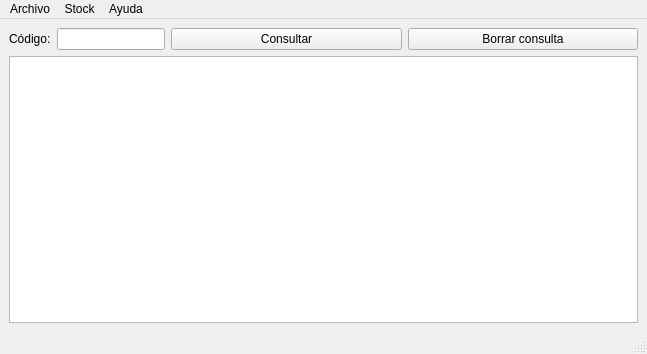
This is GUI/stock.ui in matyvico/StockSimple as Qt 5 draws it before an edit. The edited form follows.
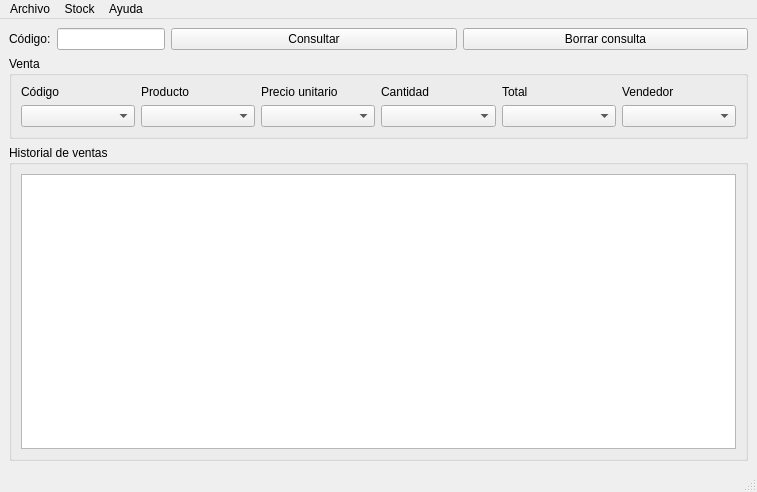
This is the edited form.

Patch:
```diff
--- a/GUI/stock.ui
+++ b/GUI/stock.ui
@@ -6,8 +6,8 @@
    <rect>
     <x>0</x>
     <y>0</y>
-    <width>647</width>
-    <height>354</height>
+    <width>757</width>
+    <height>492</height>
    </rect>
   </property>
   <property name="windowTitle">
@@ -15,6 +15,13 @@
   </property>
   <widget class="QWidget" name="centralwidget">
    <layout class="QGridLayout" name="gridLayout">
+    <item row="1" column="2">
+     <widget class="QPushButton" name="pushConsultar">
+      <property name="text">
+       <string>Consultar</string>
+      </property>
+     </widget>
+    </item>
     <item row="1" column="0">
      <widget class="QLabel" name="label">
       <property name="sizePolicy">
@@ -28,21 +35,73 @@
       </property>
      </widget>
     </item>
-    <item row="1" column="2">
-     <widget class="QPushButton" name="botonConsultar">
-      <property name="text">
-       <string>Consultar</string>
+    <item row="3" column="0" colspan="4">
+     <widget class="QGroupBox" name="groupBox_2">
+      <property name="title">
+       <string>Venta</string>
       </property>
-     </widget>
-    </item>
-    <item row="1" column="1">
-     <widget class="QLineEdit" name="textoCodigo">
-      <property name="sizePolicy">
-       <sizepolicy hsizetype="Fixed" vsizetype="Fixed">
-        <horstretch>0</horstretch>
-        <verstretch>0</verstretch>
-       </sizepolicy>
-      </property>
+      <layout class="QGridLayout" name="gridLayout_2">
+       <item row="0" column="0">
+        <widget class="QLabel" name="label_2">
+         <property name="text">
+          <string>Código</string>
+         </property>
+        </widget>
+       </item>
+       <item row="1" column="0">
+        <widget class="QComboBox" name="comboBox"/>
+       </item>
+       <item row="0" column="5">
+        <widget class="QLabel" name="label_7">
+         <property name="text">
+          <string>Vendedor</string>
+         </property>
+        </widget>
+       </item>
+       <item row="0" column="4">
+        <widget class="QLabel" name="label_6">
+         <property name="text">
+          <string>Total</string>
+         </property>
+        </widget>
+       </item>
+       <item row="1" column="3">
+        <widget class="QComboBox" name="comboBox_4"/>
+       </item>
+       <item row="0" column="3">
+        <widget class="QLabel" name="label_5">
+         <property name="text">
+          <string>Cantidad</string>
+         </property>
+        </widget>
+       </item>
+       <item row="1" column="4">
+        <widget class="QComboBox" name="comboBox_5"/>
+       </item>
+       <item row="1" column="5">
+        <widget class="QComboBox" name="comboBox_6"/>
+       </item>
+       <item row="1" column="2">
+        <widget class="QComboBox" name="comboBox_3"/>
+       </item>
+       <item row="0" column="1">
+        <widget class="QLabel" name="label_3">
+         <property name="text">
+          <string>Producto</string>
+         </property>
+        </widget>
+       </item>
+       <item row="0" column="2">
+        <widget class="QLabel" name="label_4">
+         <property name="text">
+          <string>Precio unitario</string>
+         </property>
+        </widget>
+       </item>
+       <item row="1" column="1">
+        <widget class="QComboBox" name="comboBox_2"/>
+       </item>
+      </layout>
      </widget>
     </item>
     <item row="1" column="3">
@@ -52,8 +111,29 @@
       </property>
      </widget>
     </item>
-    <item row="2" column="0" colspan="4">
-     <widget class="QTableWidget" name="tableStock"/>
+    <item row="1" column="1">
+     <widget class="QLineEdit" name="lineCodigo">
+      <property name="sizePolicy">
+       <sizepolicy hsizetype="Fixed" vsizetype="Fixed">
+        <horstretch>0</horstretch>
+        <verstretch>0</verstretch>
+       </sizepolicy>
+      </property>
+     </widget>
+    </item>
+    <item row="4" column="0" colspan="4">
+     <widget class="QGroupBox" name="groupBox">
+      <property name="title">
+       <string>Historial de ventas</string>
+      </property>
+      <layout class="QVBoxLayout" name="verticalLayout">
+       <item>
+        <widget class="QTableWidget" name="tableStock"/>
+       </item>
+      </layout>
+      <zorder>tableStock</zorder>
+      <zorder>tableStock</zorder>
+     </widget>
     </item>
    </layout>
   </widget>
@@ -62,8 +142,8 @@
     <rect>
      <x>0</x>
      <y>0</y>
-     <width>647</width>
-     <height>28</height>
+     <width>757</width>
+     <height>30</height>
     </rect>
    </property>
    <widget class="QMenu" name="menuArchivo">
```
Left out of the diff: 7 changed lines with no effect on the pictures.
